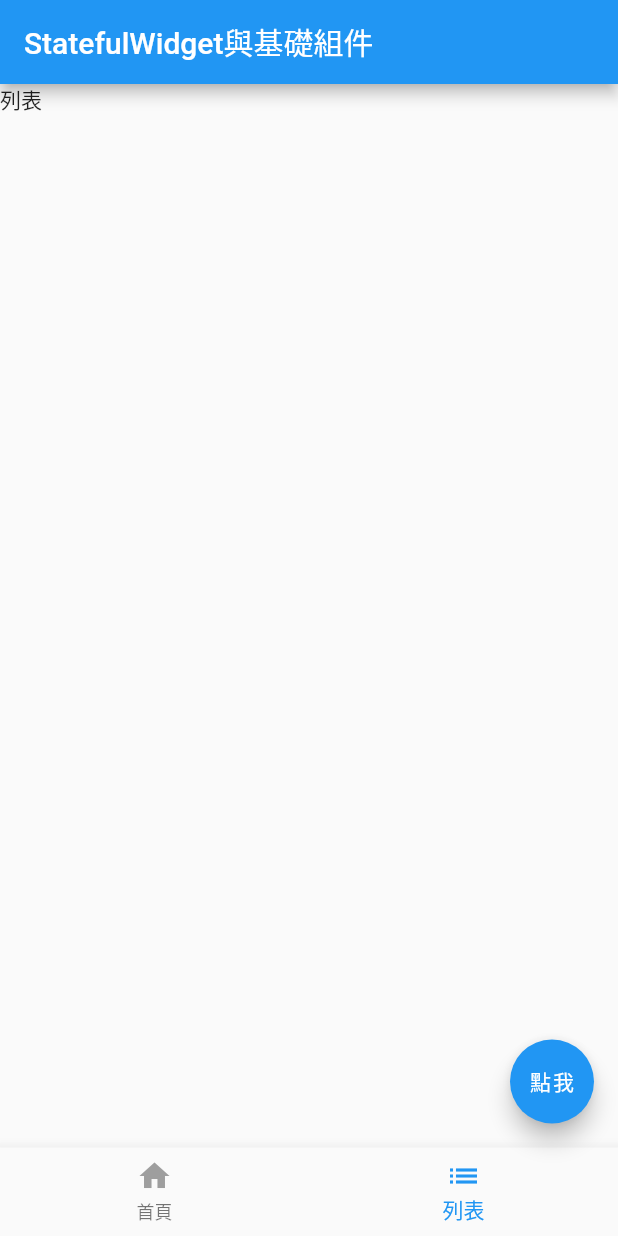
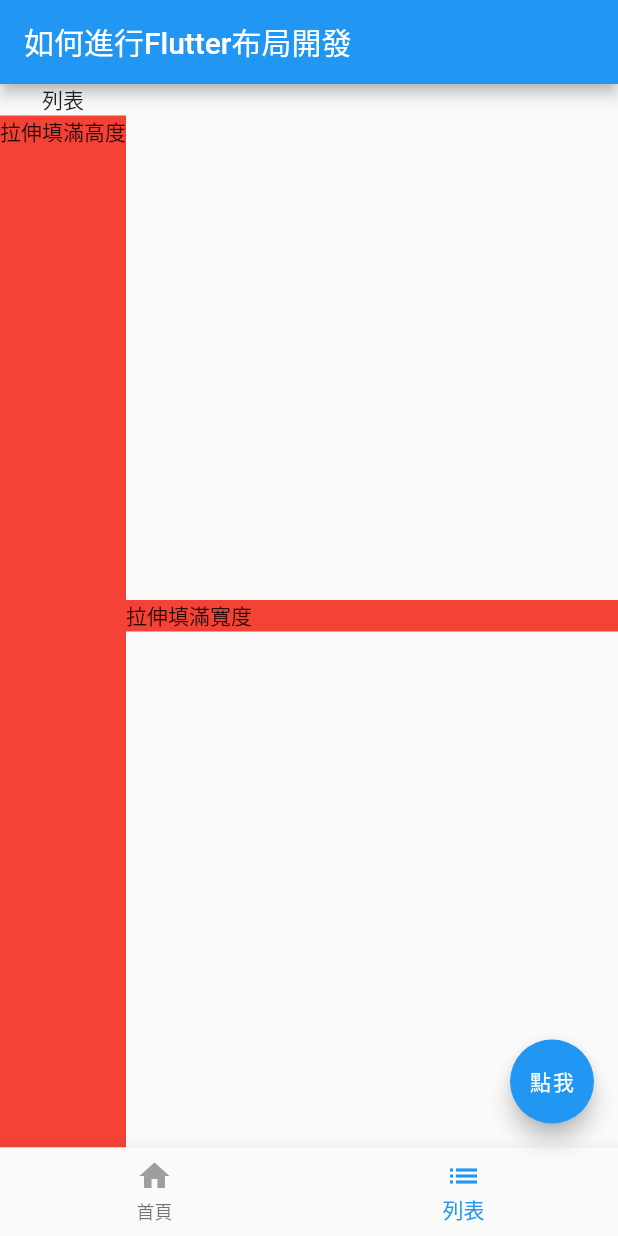
Before and after one commit to frank575/pp, a Flutter app: the screen it shows after launch, item 2 of the bottom bar chosen, on a phone screen of 412 x 824 dp. Run offline on Flutter 3.47's test engine with Material 2 defaults, Android fonts, the light colour scheme and no system bars; network calls fail.

Commit message:
feat(flutter_app): 布局組件

```diff
--- /dev/null
+++ b/dart/flutter_app/lib/flutter_layout_page.dart
@@ -0,0 +1,209 @@
+import 'package:flutter/cupertino.dart';
+import 'package:flutter/material.dart';
+
+class FlutterLayoutPage extends StatefulWidget {
+  @override
+  State<StatefulWidget> createState() => _FlutterLayoutPageState();
+}
+
+// 如何進行Flutter布局開發
+class _FlutterLayoutPageState extends State<FlutterLayoutPage> {
+  var _currentIndex = 0;
+
+  Future<Null> _onRefresh() async {
+    // Dart的timeout語法
+    await Future.delayed(Duration(microseconds: 200));
+    return null;
+  }
+
+  @override
+  Widget build(BuildContext context) {
+    var textStyle = TextStyle(fontSize: 20);
+    var chiwawa =
+        'https://chiwawadog.com/wp-content/uploads/2019/06/6E1AB3A9-8597-4077-BAF4-E27FC3424278-1024x1013.jpeg';
+    var chiwawa2 =
+        'https://onepage.nownews.com/sites/default/files/styles/crop_thematic_mobile_banner_img/public/2020-11/%E5%90%89%E5%A8%83%E5%A8%83MB.jpg?h=5e9d654c&itok=X1smr_M_';
+    return MaterialApp(
+        title: '如何進行Flutter布局開發',
+        theme: ThemeData(
+          primarySwatch: Colors.blue,
+        ),
+        home: Scaffold(
+            appBar: AppBar(title: Text('如何進行Flutter布局開發')),
+            // 至少要有兩個item
+            bottomNavigationBar: BottomNavigationBar(
+                currentIndex: _currentIndex,
+                onTap: (index) {
+                  setState(() {
+                    _currentIndex = index;
+                  });
+                },
+                items: [
+                  BottomNavigationBarItem(
+                      icon: Icon(Icons.home, color: Colors.grey),
+                      activeIcon: Icon(Icons.home, color: Colors.blue),
+                      label: '首頁'),
+                  BottomNavigationBarItem(
+                      icon: Icon(Icons.list, color: Colors.grey),
+                      activeIcon: Icon(Icons.list, color: Colors.blue),
+                      label: '列表'),
+                ]),
+            floatingActionButton:
+                FloatingActionButton(onPressed: null, child: Text('點我')),
+            body: _currentIndex == 0
+                ?
+                // RefreshIndicator 必須配合列表(ListView)使用
+                RefreshIndicator(
+                    child: ListView(
+                      children: [
+                        Container(
+                          decoration: BoxDecoration(color: Colors.white),
+                          alignment: Alignment.center,
+                          child: Column(
+                            children: [
+                              Row(
+                                children: [
+                                  // 圓形裁切組件
+                                  ClipOval(
+                                      child: SizedBox(
+                                    width: 100,
+                                    height: 100,
+                                    child: Image.network(
+                                      chiwawa,
+                                    ),
+                                  )),
+                                  Padding(
+                                    padding: EdgeInsets.all(10),
+                                    // 正方形裁切組件
+                                    child: ClipRRect(
+                                        borderRadius: BorderRadius.all(
+                                            Radius.circular(10)),
+                                        child: Opacity(
+                                          opacity: .6,
+                                          child: Image.network(
+                                            chiwawa,
+                                            width: 100,
+                                            height: 100,
+                                          ),
+                                        )),
+                                  )
+                                ],
+                              ),
+                              Image.network(
+                                chiwawa,
+                                width: 100,
+                                height: 100,
+                              ),
+                              TextField(
+                                decoration: InputDecoration(
+                                    contentPadding:
+                                        EdgeInsets.fromLTRB(5, 0, 0, 0),
+                                    hintText: '請輸入',
+                                    hintStyle: TextStyle(fontSize: 15)),
+                              ),
+                              Container(
+                                height: 100,
+                                margin: EdgeInsets.all(10),
+                                // decoration: BoxDecoration(
+                                //     color: Colors.lightBlueAccent),
+                                child: PhysicalModel(
+                                    color: Colors.transparent,
+                                    borderRadius: BorderRadius.circular(10),
+                                    clipBehavior: Clip.antiAlias, // 抗鋸齒
+                                    child: PageView(
+                                      children: [
+                                        _item('Page1', Colors.deepPurple),
+                                        _item('Page2', Colors.green),
+                                        _item('Page3', Colors.red)
+                                      ],
+                                    )),
+                              ),
+                              Column(
+                                children: [
+                                  FractionallySizedBox(
+                                      widthFactor: 1,
+                                      child: Container(
+                                          decoration: BoxDecoration(
+                                              color: Colors.greenAccent),
+                                          child: Text(
+                                            '寬度稱滿',
+                                            textAlign: TextAlign.center,
+                                          )))
+                                ],
+                              )
+                            ],
+                          ),
+                        ),
+                        Stack(
+                          children: [
+                            Image.network(
+                              chiwawa,
+                              width: 100,
+                              height: 100,
+                            ),
+                            Positioned(
+                                left: 0,
+                                bottom: 0,
+                                child: Image.network(
+                                  chiwawa,
+                                  width: 36,
+                                  height: 36,
+                                ))
+                          ],
+                        ),
+                        Wrap(
+                          // 從左至右進行排列，會自動換行
+                          spacing: 8, // 水平間距
+                          runSpacing: 6, // 垂直間距
+                          children: [
+                            _chip('Flutter'),
+                            _chip('Flutter'),
+                            _chip('Flutter'),
+                            _chip('Flutter'),
+                            _chip('Flutter'),
+                            _chip('Flutter')
+                          ],
+                        )
+                      ],
+                    ),
+                    onRefresh: _onRefresh)
+                : Row(
+                    children: [
+                      Column(
+                        children: [
+                          Text('列表'),
+                          Expanded(
+                              child: Container(
+                                  decoration: BoxDecoration(color: Colors.red),
+                                  child: Text('拉伸填滿高度')))
+                        ],
+                      ),
+                      Expanded(
+                          child: Container(
+                              decoration: BoxDecoration(color: Colors.red),
+                              child: Text('拉伸填滿寬度')))
+                    ],
+                  )));
+  }
+
+  _item(String title, Color color) {
+    return Container(
+      alignment: Alignment.center,
+      decoration: BoxDecoration(color: color),
+      child: Text(title, style: TextStyle(fontSize: 22, color: Colors.white)),
+    );
+  }
+
+  _chip(String label) {
+    return Chip(
+      label: Text(label),
+      avatar: CircleAvatar(
+        backgroundColor: Colors.blue.shade900,
+        child: Text(
+          label.substring(0, 1),
+          style: TextStyle(fontSize: 10),
+        ),
+      ),
+    );
+  }
+}
--- a/dart/flutter_app/lib/main.dart
+++ b/dart/flutter_app/lib/main.dart
@@ -1,8 +1,7 @@
 import 'package:flutter/material.dart';
-import 'package:flutter_app/less_group_page.dart';
-import 'package:flutter_app/stateful_group_page.dart';
+import 'flutter_layout_page.dart';
 
-void main() => runApp(StatefulGroup());
+void main() => runApp(FlutterLayoutPage());
 
 class MyApp extends StatelessWidget {
   // This widget is the root of your application.
```
